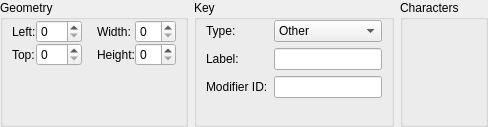
KDE/ktouch, file src/ui/keyboardlayoutpropertieswidget.ui: the form before one commit.
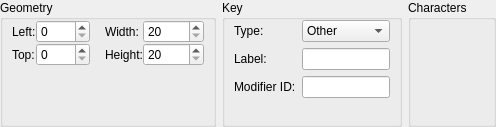
The form after the commit.

Commit message:
resource editor: implement key geometry editing via property widget
Actually the hardest part was to ensure it's impossible for the user to
enter values which would move the affected key outside the chosen
keyboard layout rectangle.

The edit to the form file:
```diff
--- a/src/ui/keyboardlayoutpropertieswidget.ui
+++ b/src/ui/keyboardlayoutpropertieswidget.ui
@@ -227,6 +227,12 @@
                 <verstretch>0</verstretch>
                </sizepolicy>
               </property>
+              <property name="maximum">
+               <number>1000</number>
+              </property>
+              <property name="singleStep">
+               <number>10</number>
+              </property>
              </widget>
             </item>
             <item row="1" column="1">
@@ -237,6 +243,12 @@
                 <verstretch>0</verstretch>
                </sizepolicy>
               </property>
+              <property name="maximum">
+               <number>1000</number>
+              </property>
+              <property name="singleStep">
+               <number>10</number>
+              </property>
              </widget>
             </item>
            </layout>
@@ -270,6 +282,15 @@
                 <verstretch>0</verstretch>
                </sizepolicy>
               </property>
+              <property name="minimum">
+               <number>20</number>
+              </property>
+              <property name="maximum">
+               <number>10000</number>
+              </property>
+              <property name="singleStep">
+               <number>10</number>
+              </property>
              </widget>
             </item>
             <item row="1" column="0">
@@ -290,6 +311,15 @@
                 <verstretch>0</verstretch>
                </sizepolicy>
               </property>
+              <property name="minimum">
+               <number>20</number>
+              </property>
+              <property name="maximum">
+               <number>10000</number>
+              </property>
+              <property name="singleStep">
+               <number>10</number>
+              </property>
              </widget>
             </item>
            </layout>
```
The commit also changes 5 other files.
